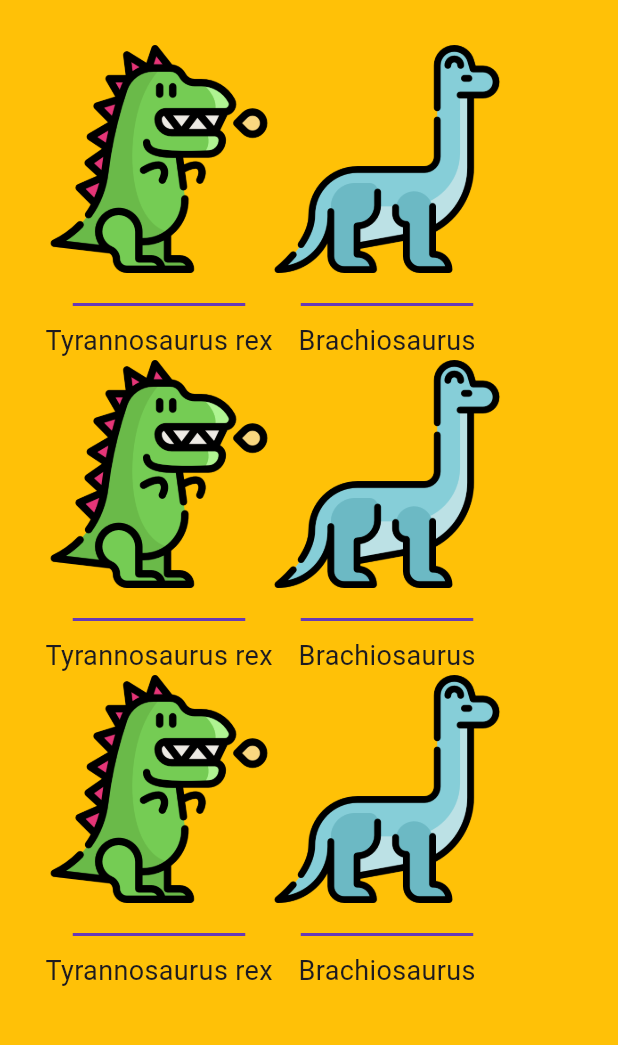
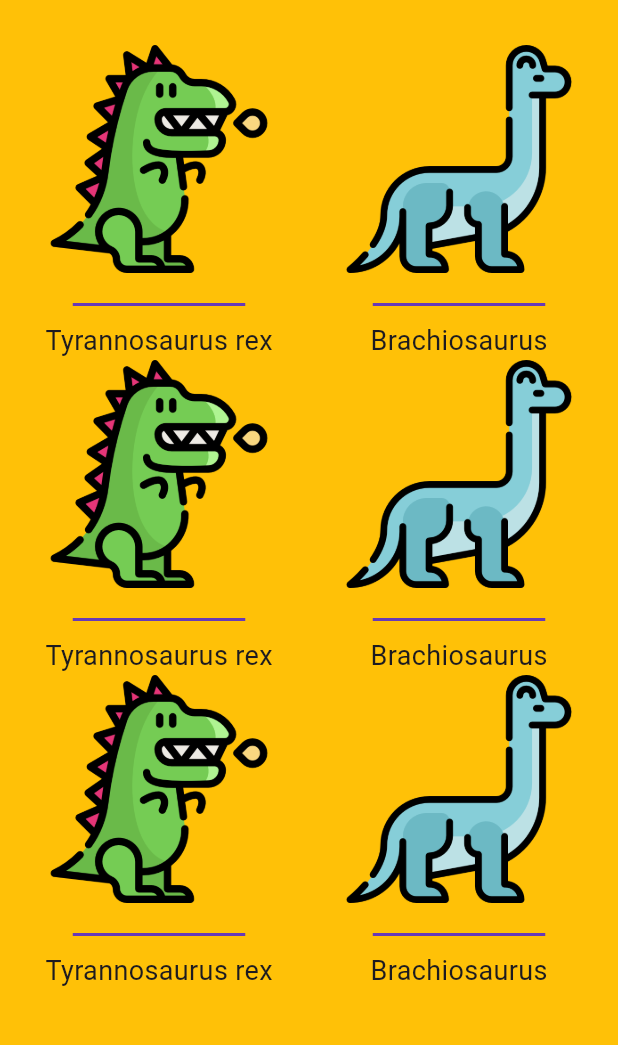
Before and after one commit to hsyoodev/dinosaur_card, a Flutter app: the screen it shows after launch, on a phone screen of 412 x 824 dp, the part 84-1129 px from its top. Run offline on Flutter 3.47's test engine with Material 3 defaults, Android fonts, the phone set to English and light mode, and no system bars.

```diff
--- a/lib/character.dart
+++ b/lib/character.dart
@@ -20,6 +20,7 @@ class Character extends StatelessWidget {
         child: Column(
           children: [
             Row(
+              mainAxisAlignment: MainAxisAlignment.spaceBetween,
               children: [
                 Column(
                   children: [
@@ -52,6 +53,7 @@ class Character extends StatelessWidget {
               ],
             ),
             Row(
+              mainAxisAlignment: MainAxisAlignment.spaceBetween,
               children: [
                 Column(
                   children: [
@@ -84,6 +86,7 @@ class Character extends StatelessWidget {
               ],
             ),
             Row(
+              mainAxisAlignment: MainAxisAlignment.spaceBetween,
               children: [
                 Column(
                   children: [
--- a/lib/main.dart
+++ b/lib/main.dart
@@ -1,4 +1,5 @@
 import 'package:dinosaur_card/character.dart';
+import 'package:dinosaur_card/mycolumn.dart';
 import 'package:flutter/material.dart';
 
 void main(List<String> args) {
@@ -10,6 +11,7 @@ class MyApp extends StatelessWidget {
 
   @override
   Widget build(BuildContext context) {
+    // return MaterialApp(home: MyColumn());
     return MaterialApp(home: Character());
   }
 }
```
Also changed, not shown: lib/mycolumn.dart (added, +28 -0 lines).
